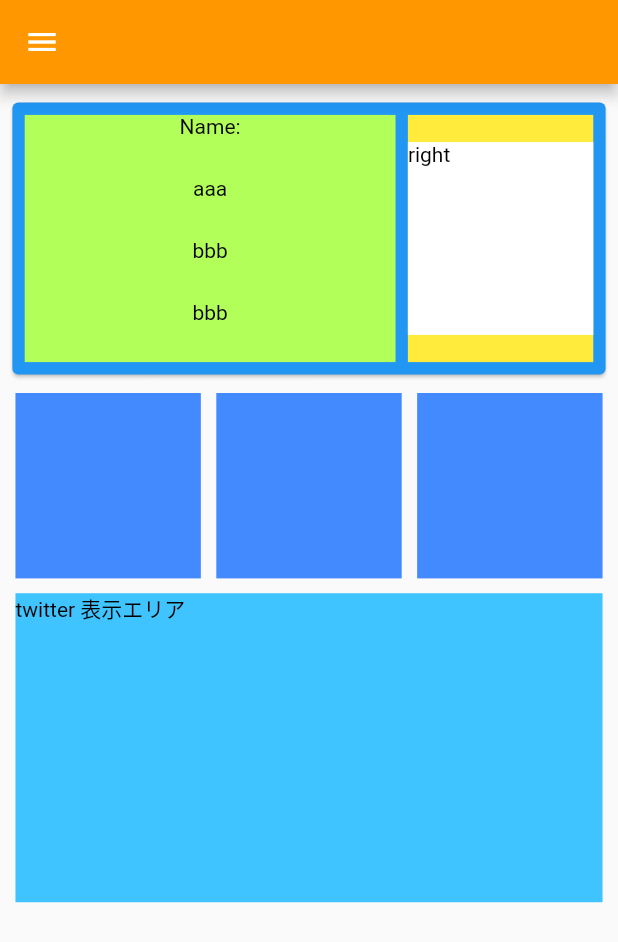
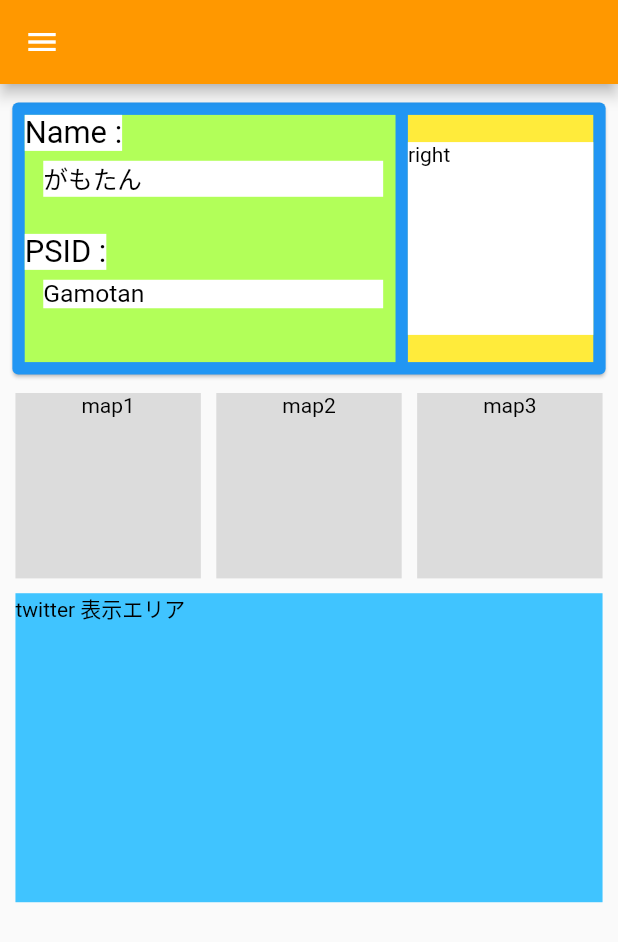
Before and after one commit to SatoShun0302/BattleOperation2App, a Flutter app: the screen it shows after launch, on a phone screen of 412 x 824 dp. Shown: the top 942 px of the screen. Run offline on Flutter 3.47's test engine with Material 2 defaults, Android fonts, the phone set to English and light mode, and no system bars; our stand-ins replace convex_bottom_bar, flutter_html, font_awesome_flutter, get, sqflite, webview_flutter; accounts and stored records are empty.

Commit message:
main pageのレイアウト修正

```diff
--- a/lib/components/main_feature/main_screen.dart
+++ b/lib/components/main_feature/main_screen.dart
@@ -1,7 +1,8 @@
 import 'package:battle_operation2_app/importer/myclass_importer.dart';
 import 'package:battle_operation2_app/importer/pub_dev_importer.dart';
 import 'package:battle_operation2_app/importer/dart_importer.dart';
-import 'package:battle_operation2_app/common_widget/custom/my_text.dart' as myText;
+import 'package:battle_operation2_app/common_widget/custom/my_text.dart'
+    as myText;
 
 /// アプリ起動後最初に表示される画面
 class MainScreen extends StatelessWidget {
@@ -45,34 +46,47 @@ class MainScreen extends StatelessWidget {
                       width: ScreenEnv.deviceWidth * 0.6,
                       margin: EdgeInsets.all(ScreenEnv.deviceHeight * 0.01),
                       child: Column(
+                        crossAxisAlignment: CrossAxisAlignment.start,
                         children: <Widget>[
-                          Expanded(
-                              child: Container(
-                                child: Column(
-                                  children: <Widget>[
-                                    Expanded(
-                                        child: myText.Text("Name:"),
+                          Container(
+                            decoration: BoxDecoration(
+                              color: Colors.white,
                             ),
-                                    Expanded(
-                                      child: myText.Text("aaa"),
+                            margin: EdgeInsets.only(bottom: ScreenEnv.deviceHeight * 0.008),
+                            child: myText.Text(
+                              "Name :",
+                              style: TextStyle(
+                                  fontSize: ScreenEnv.deviceWidth * 0.05),
                             ),
-                                  ],
                           ),
-                              )
+                          Container(
+                            decoration: BoxDecoration(
+                              color: Colors.white,
                             ),
-                          Expanded(
-                              child: Container(
-                                child: Column(
-                                  children: <Widget>[
-                                    Expanded(
-                                      child: myText.Text("bbb"),
+                            width: ScreenEnv.deviceWidth * 0.55,
+                            margin: EdgeInsets.only(left: ScreenEnv.deviceWidth * 0.03, bottom: ScreenEnv.deviceHeight * 0.030),
+                            child: myText.Text("がもたん",
+                              style: TextStyle(
+                                  fontSize: ScreenEnv.deviceWidth * 0.04),),
                           ),
-                                    Expanded(
-                                      child: myText.Text("bbb"),
+                          Container(
+                            decoration: BoxDecoration(
+                              color: Colors.white,
                             ),
-                                  ],
+                            margin: EdgeInsets.only(bottom: ScreenEnv.deviceHeight * 0.008),
+                            child: myText.Text("PSID :",
+                              style: TextStyle(
+                                  fontSize: ScreenEnv.deviceWidth * 0.05),),
                           ),
-                              )
+                          Container(
+                            decoration: BoxDecoration(
+                              color: Colors.white,
+                            ),
+                            width: ScreenEnv.deviceWidth * 0.55,
+                            margin: EdgeInsets.only(left: ScreenEnv.deviceWidth * 0.03),
+                            child: myText.Text("Gamotan",
+                              style: TextStyle(
+                                  fontSize: ScreenEnv.deviceWidth * 0.04),),
                           ),
                         ],
                       ),
@@ -108,32 +122,47 @@ class MainScreen extends StatelessWidget {
                 children: <Widget>[
                   Container(
                     decoration: BoxDecoration(
-                            color: Colors.blueAccent,
+                      color: Colors.black12,
                     ),
                     height: ScreenEnv.deviceHeight * 0.15,
                     width: ScreenEnv.deviceWidth * 0.3,
                     margin: EdgeInsets.only(
                       bottom: ScreenEnv.deviceHeight * 0.012,
                     ),
+                    child: Column(
+                      children: [
+                        myText.Text("map1"),
+                      ],
+                    ),
                   ),
                   Container(
                     decoration: BoxDecoration(
-                            color: Colors.blueAccent,
+                      color: Colors.black12,
                     ),
                     height: ScreenEnv.deviceHeight * 0.15,
                     width: ScreenEnv.deviceWidth * 0.3,
                     margin: EdgeInsets.only(
                       bottom: ScreenEnv.deviceHeight * 0.012,
                     ),
+                    child: Column(
+                      children: [
+                        myText.Text("map2"),
+                      ],
+                    ),
                   ),
                   Container(
                     decoration: BoxDecoration(
-                            color: Colors.blueAccent,
+                      color: Colors.black12,
                     ),
                     height: ScreenEnv.deviceHeight * 0.15,
                     width: ScreenEnv.deviceWidth * 0.3,
                     margin: EdgeInsets.only(
                       bottom: ScreenEnv.deviceHeight * 0.012,
+                    ),
+                    child: Column(
+                      children: [
+                        myText.Text("map3"),
+                      ],
                     ),
                   ),
                 ],
@@ -145,9 +174,7 @@ class MainScreen extends StatelessWidget {
               ),
               height: ScreenEnv.deviceHeight * 0.25,
               width: ScreenEnv.deviceWidth * 0.95,
-              margin: EdgeInsets.only(
-                  bottom: ScreenEnv.deviceHeight * 0.012
-              ),
+              margin: EdgeInsets.only(bottom: ScreenEnv.deviceHeight * 0.012),
               child: myText.Text("twitter 表示エリア"),
             ),
           ],
```
Lines whose indentation alone changed are shown as unchanged.
